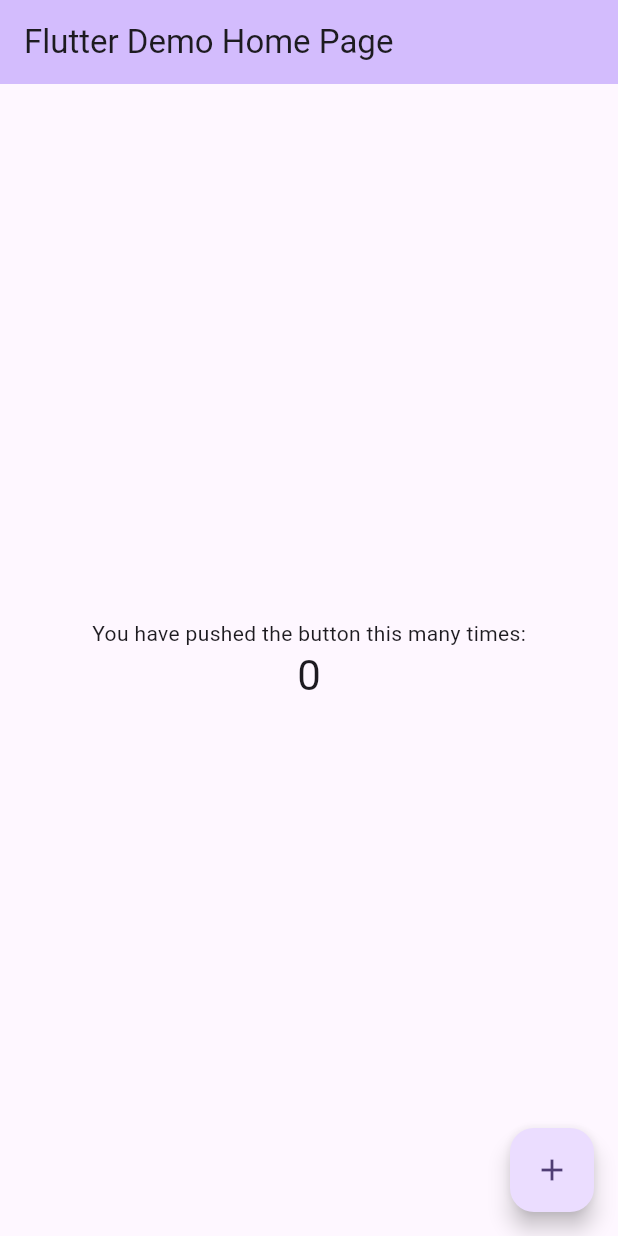
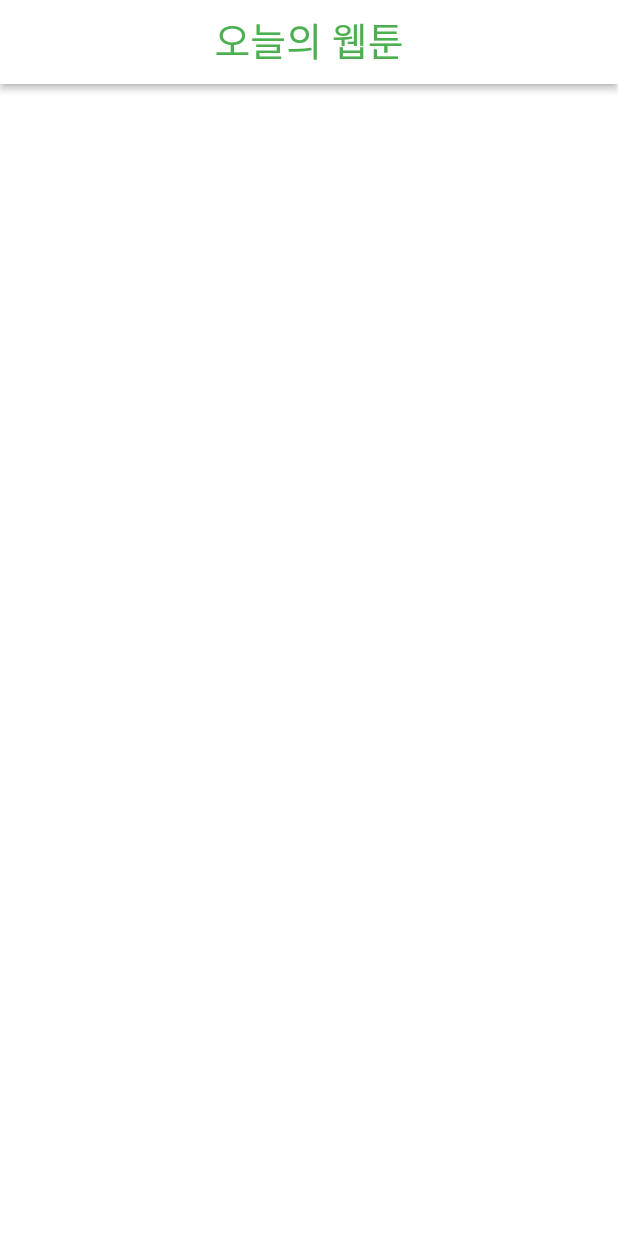
Before and after one commit to HanDongWook/webtoon-flutter, a Flutter app: the screen it shows after launch, on a phone screen of 412 x 824 dp. Run offline on Flutter 3.47's test engine with Material 3 defaults, Android fonts, the phone set to English and light mode, and no system bars; our stand-ins replace logger.

Commit message:
add home Screen, setup webtoon api and logger

```diff
--- /dev/null
+++ b/lib/logger/logger.dart
@@ -0,0 +1,3 @@
+import 'package:logger/logger.dart';
+
+var logger = Logger();
--- a/lib/main.dart
+++ b/lib/main.dart
@@ -1,122 +1,17 @@
 import 'package:flutter/material.dart';
+import 'package:webtoon_flutter/screens/home_screen.dart';
 
 void main() {
-  runApp(const MyApp());
+  runApp(App());
 }
 
-class MyApp extends StatelessWidget {
-  const MyApp({super.key});
+class App extends StatelessWidget {
+  App({super.key});
 
-  // This widget is the root of your application.
-  @override
-  Widget build(BuildContext context) {
-    return MaterialApp(
-      title: 'Flutter Demo',
-      theme: ThemeData(
-        // This is the theme of your application.
-        //
-        // TRY THIS: Try running your application with "flutter run". You'll see
-        // the application has a purple toolbar. Then, without quitting the app,
-        // try changing the seedColor in the colorScheme below to Colors.green
-        // and then invoke "hot reload" (save your changes or press the "hot
-        // reload" button in a Flutter-supported IDE, or press "r" if you used
-        // the command line to start the app).
-        //
-        // Notice that the counter didn't reset back to zero; the application
-        // state is not lost during the reload. To reset the state, use hot
-        // restart instead.
-        //
-        // This works for code too, not just values: Most code changes can be
-        // tested with just a hot reload.
-        colorScheme: ColorScheme.fromSeed(seedColor: Colors.deepPurple),
-      ),
-      home: const MyHomePage(title: 'Flutter Demo Home Page'),
-    );
-  }
-}
-
-class MyHomePage extends StatefulWidget {
-  const MyHomePage({super.key, required this.title});
-
-  // This widget is the home page of your application. It is stateful, meaning
-  // that it has a State object (defined below) that contains fields that affect
-  // how it looks.
-
-  // This class is the configuration for the state. It holds the values (in this
-  // case the title) provided by the parent (in this case the App widget) and
-  // used by the build method of the State. Fields in a Widget subclass are
-  // always marked "final".
-
-  final String title;
-
-  @override
-  State<MyHomePage> createState() => _MyHomePageState();
-}
-
-class _MyHomePageState extends State<MyHomePage> {
-  int _counter = 0;
-
-  void _incrementCounter() {
-    setState(() {
-      // This call to setState tells the Flutter framework that something has
-      // changed in this State, which causes it to rerun the build method below
-      // so that the display can reflect the updated values. If we changed
-      // _counter without calling setState(), then the build method would not be
-      // called again, and so nothing would appear to happen.
-      _counter++;
-    });
-  }
+  int counter = 0;
 
   @override
   Widget build(BuildContext context) {
-    // This method is rerun every time setState is called, for instance as done
-    // by the _incrementCounter method above.
-    //
-    // The Flutter framework has been optimized to make rerunning build methods
-    // fast, so that you can just rebuild anything that needs updating rather
-    // than having to individually change instances of widgets.
-    return Scaffold(
-      appBar: AppBar(
-        // TRY THIS: Try changing the color here to a specific color (to
-        // Colors.amber, perhaps?) and trigger a hot reload to see the AppBar
-        // change color while the other colors stay the same.
-        backgroundColor: Theme.of(context).colorScheme.inversePrimary,
-        // Here we take the value from the MyHomePage object that was created by
-        // the App.build method, and use it to set our appbar title.
-        title: Text(widget.title),
-      ),
-      body: Center(
-        // Center is a layout widget. It takes a single child and positions it
-        // in the middle of the parent.
-        child: Column(
-          // Column is also a layout widget. It takes a list of children and
-          // arranges them vertically. By default, it sizes itself to fit its
-          // children horizontally, and tries to be as tall as its parent.
-          //
-          // Column has various properties to control how it sizes itself and
-          // how it positions its children. Here we use mainAxisAlignment to
-          // center the children vertically; the main axis here is the vertical
-          // axis because Columns are vertical (the cross axis would be
-          // horizontal).
-          //
-          // TRY THIS: Invoke "debug painting" (choose the "Toggle Debug Paint"
-          // action in the IDE, or press "p" in the console), to see the
-          // wireframe for each widget.
-          mainAxisAlignment: MainAxisAlignment.center,
-          children: <Widget>[
-            const Text('You have pushed the button this many times:'),
-            Text(
-              '$_counter',
-              style: Theme.of(context).textTheme.headlineMedium,
-            ),
-          ],
-        ),
-      ),
-      floatingActionButton: FloatingActionButton(
-        onPressed: _incrementCounter,
-        tooltip: 'Increment',
-        child: const Icon(Icons.add),
-      ), // This trailing comma makes auto-formatting nicer for build methods.
-    );
+    return MaterialApp(home: HomeScreen());
   }
 }
--- /dev/null
+++ b/lib/screens/home_screen.dart
@@ -0,0 +1,21 @@
+import 'package:flutter/material.dart';
+
+class HomeScreen extends StatelessWidget {
+  const HomeScreen({super.key});
+
+  @override
+  Widget build(BuildContext context) {
+    return Scaffold(
+      backgroundColor: Colors.white,
+      appBar: AppBar(
+        elevation: 2,
+        title: Text('오늘의 웹툰', style: TextStyle(fontSize: 26)),
+        backgroundColor: Colors.white,
+        surfaceTintColor: Colors.white,
+        foregroundColor: Colors.green,
+        centerTitle: true,
+        shadowColor: Colors.black,
+      ),
+    );
+  }
+}
--- /dev/null
+++ b/lib/services/api_service.dart
@@ -0,0 +1,17 @@
+import 'package:http/http.dart' as http;
+import 'package:webtoon_flutter/logger/logger.dart';
+
+class ApiService {
+  final String baseUrl = "https://webtoon-crawler.nomadcoders.workers.dev";
+  final String today = "today";
+
+  void getTodaysToons() async {
+    final url = Uri.parse('$baseUrl/$today');
+    final response = await http.get(url);
+    if (response.statusCode == 200) {
+      logger.i(response.body);
+      return;
+    }
+    throw Error();
+  }
+}
--- a/pubspec.yaml
+++ b/pubspec.yaml
@@ -30,6 +30,9 @@ environment:
 dependencies:
   flutter:
     sdk: flutter
+
+  http: ^0.13.5
+  logger: ^2.0.2
 
   # The following adds the Cupertino Icons font to your application.
   # Use with the CupertinoIcons class for iOS style icons.
```
Also changed, not shown: pubspec.lock, 1 other file.
